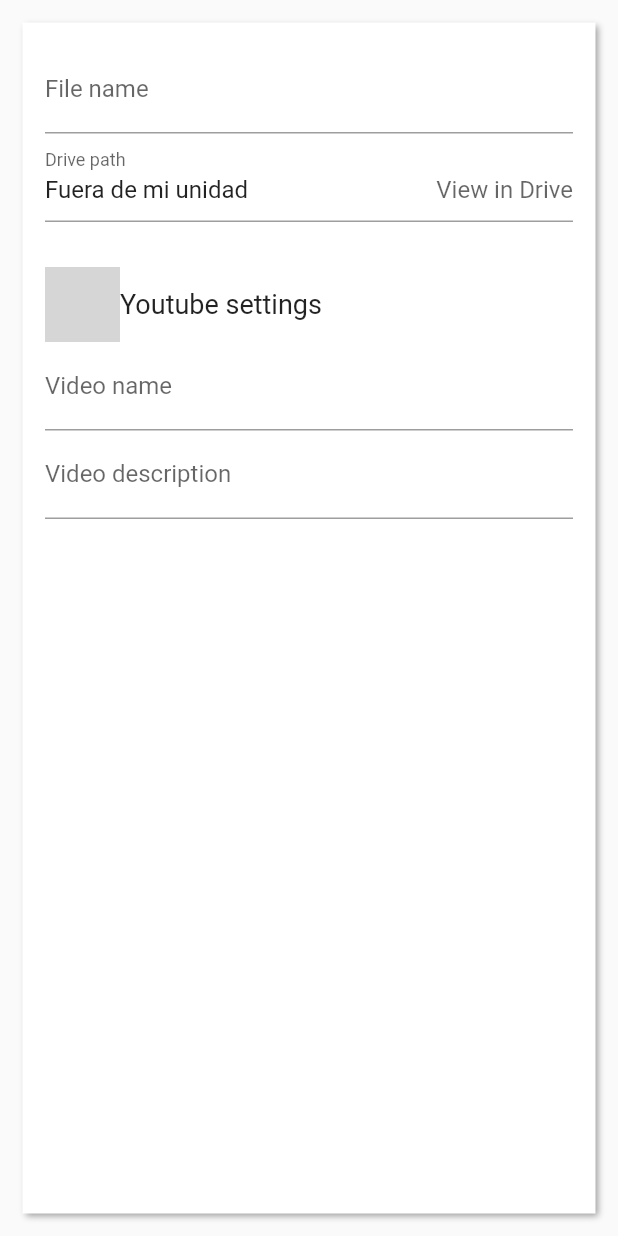
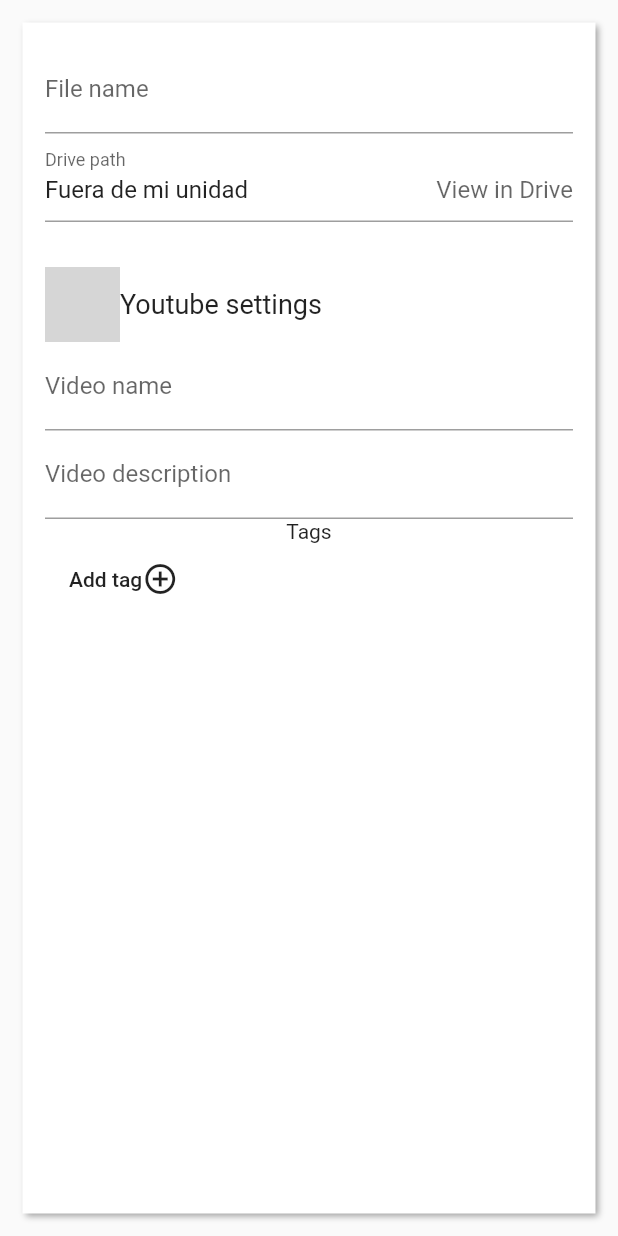
Before and after one commit to jcampsala/flutter_drive_to_youtube, a Flutter app: the FileDetailsCard widget shown alone on an empty page, opened directly with empty values, on a phone screen of 412 x 824 dp. Run offline on Flutter 3.47's test engine with Material 2 defaults, Android fonts, the light colour scheme and no system bars; our stand-ins replace bloc, equatable, flutter_bloc, googleapis_auth; missing offline and left inert: googleapis; grey boxes are pictures that could not be loaded.

Commit message:
Added possibility to add tags (WIP)

```diff
--- a/lib/blocs/drive_api/drive_api_bloc.dart
+++ b/lib/blocs/drive_api/drive_api_bloc.dart
@@ -32,6 +32,9 @@ class DriveApiBloc extends Bloc<DriveApiEvent, DriveApiState> {
 
   Stream<DriveApiState> _mapInitDriveApiToState(InitDriveApi event) async* {
     try {
+      if(drive != null && youtube != null) {
+        yield DAReady(files: filesCache, selected: selectedFiles);
+      } else {
         var httpClient = await _googleAuth(auto: event.auto);
         yield DALoggingIn();
         if(httpClient != null && await _initGoogleApis(httpClient)) {
@@ -42,6 +45,7 @@ class DriveApiBloc extends Bloc<DriveApiEvent, DriveApiState> {
           yield DAUninitialized();
         } else {
           yield DAInitializationError();
+        }
       }
     } catch(e) {
       print('Error in _mapInitDriveApiToState: $e');
--- a/lib/blocs/upload_manager/upload_manager_event.dart
+++ b/lib/blocs/upload_manager/upload_manager_event.dart
@@ -1,5 +1,4 @@
 import 'package:drive_to_youtube/models/video_file.dart';
-import 'package:drive_to_youtube/models/youtube_data.dart';
 import 'package:equatable/equatable.dart';
 
 abstract class UploadManagerEvent extends Equatable {
@@ -25,22 +24,20 @@ class InitUploadManager extends UploadManagerEvent {
 
 class SaveFormChanges extends UploadManagerEvent {
   final int fileIndex;
-  final YoutubeData youtubeData;
   final String attr;
-  final String value;
+  final dynamic value;
 
   const SaveFormChanges({
     this.fileIndex,
-    this.youtubeData,
     this.attr,
     this.value
   });
 
   @override
-  List<Object> get props => [fileIndex, youtubeData, attr, value];
+  List<Object> get props => [fileIndex, attr, value];
 
   @override
-  String toString() => 'SaveFormChanges: { fileIndex: $fileIndex, youtubeData: $youtubeData, attr: $attr, value: $value }';
+  String toString() => 'SaveFormChanges: { fileIndex: $fileIndex, attr: $attr, value: $value }';
 }
 
 class UpdateSelectedIndex extends UploadManagerEvent {
--- a/lib/file_details_card.dart
+++ b/lib/file_details_card.dart
@@ -1,14 +1,15 @@
 import 'package:drive_to_youtube/blocs/upload_manager/upload_manager_barrel.dart';
 import 'package:drive_to_youtube/models/video_file.dart';
+import 'package:drive_to_youtube/models/youtube_data.dart';
 import 'package:flutter/material.dart';
 import 'package:url_launcher/url_launcher.dart';
 import 'package:flutter_bloc/flutter_bloc.dart';
 
 class FileDetailsCard extends StatefulWidget {
   final VideoFile file;
-  final GlobalKey formKey;
+  final YoutubeData ytData;
 
-  const FileDetailsCard({Key key, this.file, this.formKey}) : super(key: key);
+  const FileDetailsCard({Key key, this.file, this.ytData}) : super(key: key);
 
   @override
   _FileDetailsCardState createState() => _FileDetailsCardState();
@@ -46,7 +47,7 @@ class _FileDetailsCardState extends State<FileDetailsCard> {
               height: MediaQuery.of(context).size.height
           ),
           child: Form(
-            key: widget.formKey,
+            key: widget.ytData.formKey,
             child: Container(
               padding: EdgeInsets.all(15),
               child: Container(
@@ -104,6 +105,12 @@ class _FileDetailsCardState extends State<FileDetailsCard> {
                         initialValue: '',
                         onChanged: (val) => _manageChanges(context, 'description', val)
                     ),
+                    Container(
+                      child: Text('Tags'),
+                    ),
+                    Row(
+                      children: _buildTagField(context)
+                    )
                   ],
                 ),
               )
@@ -121,9 +128,75 @@ class _FileDetailsCardState extends State<FileDetailsCard> {
     int selectedIndex = BlocProvider.of<UploadManagerBloc>(context).selectedIndex;
     BlocProvider.of<UploadManagerBloc>(context).add(SaveFormChanges(
         fileIndex: selectedIndex,
-        youtubeData: null,
         attr: source,
         value: value
     ));
   }
+
+  List<Widget> _buildTagField(BuildContext context) {
+    List<Widget> tagFields = [];
+    int index = 0;
+    for(String tag in widget.ytData.tags) {
+      tagFields.add(
+        Chip(
+          label: Text(tag),
+          onDeleted: () => print('Delete $index'),
+        ),
+      );
+      index += 1;
+    }
+    // Add button inserted after tag chips
+    tagFields.add(
+        MaterialButton(
+            child: Row(
+              children: [
+                Text('Add tag'),
+                Icon(Icons.add_circle_outline)
+              ],
+            ),
+            onPressed: () => _showTagDialog(context)
+        )
+    );
+    return tagFields;
+  }
+
+  Future<void> _showTagDialog(BuildContext upperContext) async {
+    TextEditingController _controller = TextEditingController();
+    return showDialog<String>(
+      context: context,
+      builder: (BuildContext context) {
+        return AlertDialog(
+          title: Text('Add tags'),
+          content: SingleChildScrollView(
+            child: ListBody(
+              children: <Widget>[
+                Text('To add multiple tags separate them with ","'),
+                TextField(controller: _controller,)
+              ],
+            ),
+          ),
+          actions: <Widget>[
+            TextButton(
+              child: Text('Add'),
+              onPressed: () {
+                Navigator.of(context).pop();
+              },
+            ),
+          ],
+        );
+      },
+    ).then((_) {
+      String stringTags = _controller.text;
+      if(stringTags.length > 0) {
+        List<String> tags = stringTags.split(',');
+        tags.map((e) => e.trim());
+        int selectedIndex = BlocProvider.of<UploadManagerBloc>(upperContext).selectedIndex;
+        BlocProvider.of<UploadManagerBloc>(upperContext).add(SaveFormChanges(
+            fileIndex: selectedIndex,
+            attr: 'tags',
+            value: tags
+        ));
+      }
+    });
+  }
 }
--- a/lib/file_preupload_list.dart
+++ b/lib/file_preupload_list.dart
@@ -43,7 +43,7 @@ class _FilePreuploadListState extends State<FilePreuploadList> {
                  ),
                  Expanded(
                    child: Container(
-                       child: FileDetailsCard(file: widget.files[state.selectedIndex], formKey: state.youtubeDataList[state.selectedIndex].formKey,)
+                       child: FileDetailsCard(file: widget.files[state.selectedIndex], ytData: state.youtubeDataList[state.selectedIndex],)
                    ),
                  )
                ]
--- a/lib/models/youtube_data.dart
+++ b/lib/models/youtube_data.dart
@@ -36,6 +36,15 @@ class YoutubeData extends Equatable {
       }
       break;
 
+      case 'tags': {
+        List<String> tags = this.tags;
+        tags.addAll(value);
+        // Turn into set to remove duplicates
+        Set tagsSet = tags.toSet();
+        return this.copyWith(tags: tagsSet.toList());
+      }
+      break;
+
       default: {
         return this;
       }
```
Lines whose indentation alone changed are shown as unchanged.
